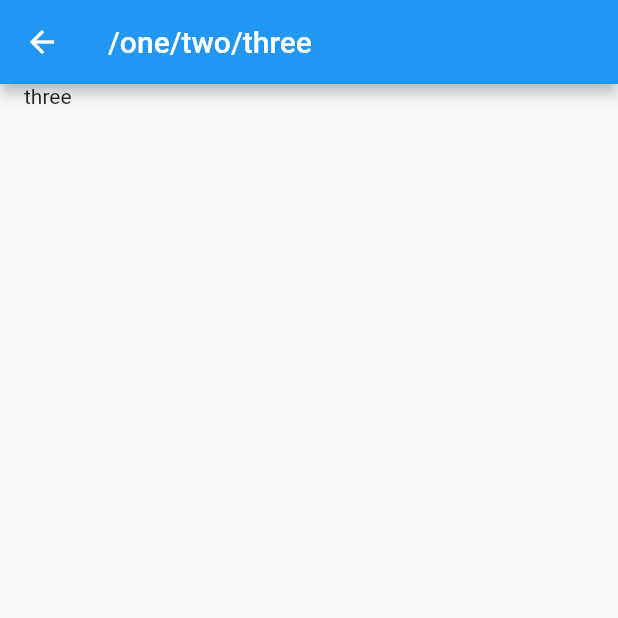
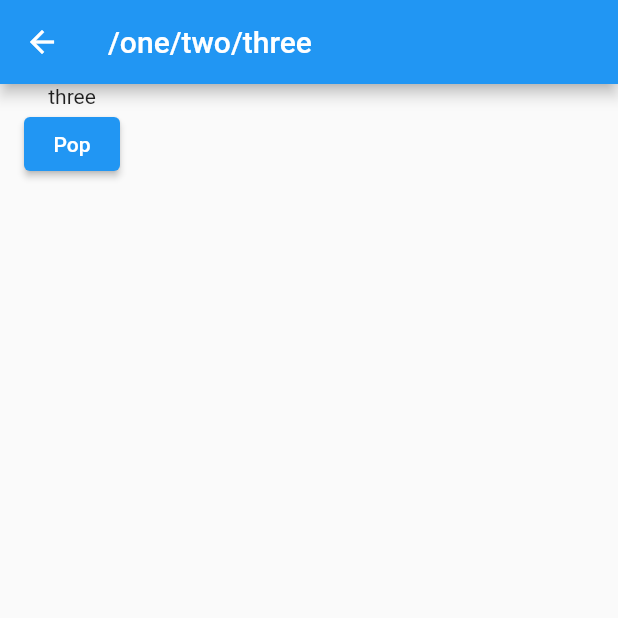
Before and after one commit to SunChulBaek-2/CodeFactoryGoRouter, a Flutter app: the screen it shows after launch, after a tap on "Screen Three (GO)", on a phone screen of 412 x 824 dp, the top half of it. Run offline on Flutter 3.47's test engine with Material 2 defaults, Android fonts, the light colour scheme and no system bars; our stand-ins replace go_router.

Commit message:
Pop 함수

```diff
--- a/lib/screen/1_screen.dart
+++ b/lib/screen/1_screen.dart
@@ -1,5 +1,6 @@
 import 'package:codefactory_go_router/layout/default_layout.dart';
 import 'package:flutter/material.dart';
+import 'package:go_router/go_router.dart';
 
 class OneScreen extends StatelessWidget {
   static String get routeName => 'one';
@@ -11,7 +12,10 @@ class OneScreen extends StatelessWidget {
     return DefaultLayout(
       body: Column(
         children: [
-          Text('one')
+          const Text('one'),
+          ElevatedButton(onPressed: () {
+            context.pop();
+          }, child: const Text('Pop'))
         ],
       )
     );
--- a/lib/screen/2_screen.dart
+++ b/lib/screen/2_screen.dart
@@ -1,5 +1,6 @@
 import 'package:codefactory_go_router/layout/default_layout.dart';
 import 'package:flutter/material.dart';
+import 'package:go_router/go_router.dart';
 
 class TwoScreen extends StatelessWidget {
   static String get routeName => 'two';
@@ -10,7 +11,10 @@ class TwoScreen extends StatelessWidget {
   Widget build(BuildContext context) => DefaultLayout(
     body: Column(
       children: [
-        Text('two')
+        const Text('two'),
+        ElevatedButton(onPressed: () {
+          context.pop();
+        }, child: const Text('Pop'))
       ],
     )
   );
--- a/lib/screen/3_screen.dart
+++ b/lib/screen/3_screen.dart
@@ -1,5 +1,6 @@
 import 'package:codefactory_go_router/layout/default_layout.dart';
 import 'package:flutter/material.dart';
+import 'package:go_router/go_router.dart';
 
 class ThreeScreen extends StatelessWidget {
   static String get routeName => 'three';
@@ -10,7 +11,10 @@ class ThreeScreen extends StatelessWidget {
   Widget build(BuildContext context) => DefaultLayout(
     body: Column(
       children: [
-        Text('three')
+        const Text('three'),
+        ElevatedButton(onPressed: () {
+          context.pop();
+        }, child: const Text('Pop'))
       ],
     )
   );
```
